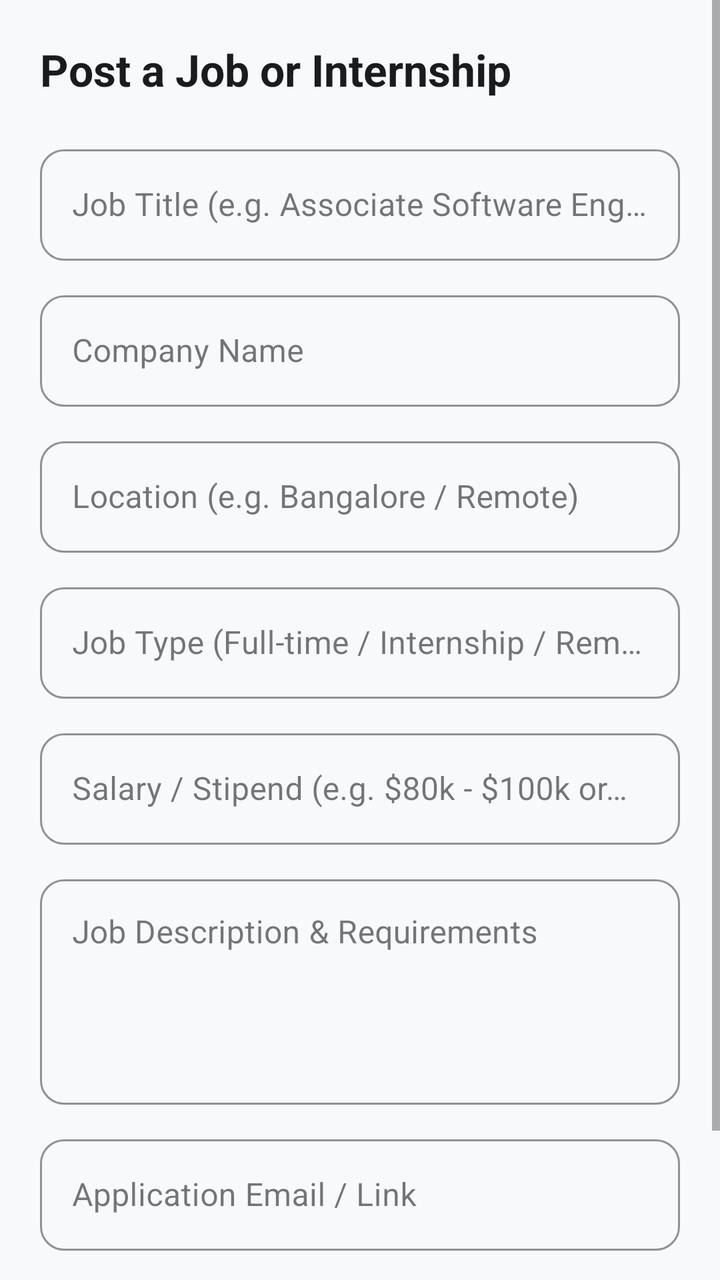
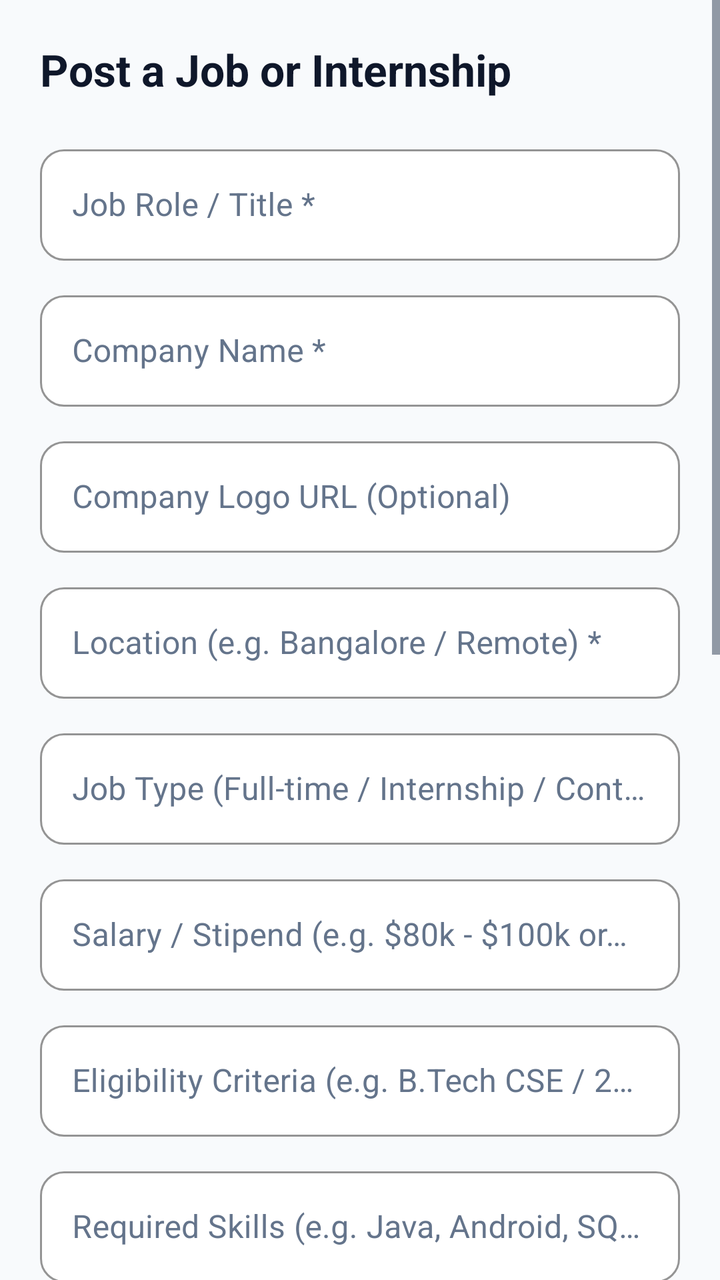

Two renders of the same Android screen: before a commit and after it. Below are the layout's source before the change and the commit's diff.
<!-- AndroidManifest.xml: application theme Theme.AlumniConnect -->
<!-- res/layout/fragment_create_job.xml -->
<?xml version="1.0" encoding="utf-8"?>
<ScrollView xmlns:android="http://schemas.android.com/apk/res/android"
    xmlns:app="http://schemas.android.com/apk/res-auto"
    android:layout_width="match_parent"
    android:layout_height="match_parent"
    android:fillViewport="true"
    android:background="@color/background">

    <androidx.constraintlayout.widget.ConstraintLayout
        android:layout_width="match_parent"
        android:layout_height="wrap_content"
        android:padding="20dp">

        <TextView
            android:id="@+id/tvTitle"
            android:layout_width="wrap_content"
            android:layout_height="wrap_content"
            android:text="Post a Job or Internship"
            android:textColor="@color/on_background"
            android:textSize="22sp"
            android:textStyle="bold"
            app:layout_constraintStart_toStartOf="parent"
            app:layout_constraintTop_toTopOf="parent" />

        <com.google.android.material.textfield.TextInputLayout
            android:id="@+id/tilJobTitle"
            style="@style/Widget.AlumniConnect.TextInputLayout"
            android:layout_width="match_parent"
            android:layout_height="wrap_content"
            android:layout_marginTop="20dp"
            android:hint="Job Title (e.g. Associate Software Engineer)"
            app:layout_constraintTop_toBottomOf="@id/tvTitle">

            <com.google.android.material.textfield.TextInputEditText
                android:id="@+id/etJobTitle"
                android:layout_width="match_parent"
                android:layout_height="wrap_content"
                android:inputType="textCapWords" />
        </com.google.android.material.textfield.TextInputLayout>

        <com.google.android.material.textfield.TextInputLayout
            android:id="@+id/tilCompany"
            style="@style/Widget.AlumniConnect.TextInputLayout"
            android:layout_width="match_parent"
            android:layout_height="wrap_content"
            android:layout_marginTop="12dp"
            android:hint="Company Name"
            app:layout_constraintTop_toBottomOf="@id/tilJobTitle">

            <com.google.android.material.textfield.TextInputEditText
                android:id="@+id/etCompany"
                android:layout_width="match_parent"
                android:layout_height="wrap_content"
                android:inputType="textCapWords" />
        </com.google.android.material.textfield.TextInputLayout>

        <com.google.android.material.textfield.TextInputLayout
            android:id="@+id/tilLocation"
            style="@style/Widget.AlumniConnect.TextInputLayout"
            android:layout_width="match_parent"
            android:layout_height="wrap_content"
            android:layout_marginTop="12dp"
            android:hint="Location (e.g. Bangalore / Remote)"
            app:layout_constraintTop_toBottomOf="@id/tilCompany">

            <com.google.android.material.textfield.TextInputEditText
                android:id="@+id/etLocation"
                android:layout_width="match_parent"
                android:layout_height="wrap_content"
                android:inputType="text" />
        </com.google.android.material.textfield.TextInputLayout>

        <com.google.android.material.textfield.TextInputLayout
            android:id="@+id/tilJobType"
            style="@style/Widget.AlumniConnect.TextInputLayout"
            android:layout_width="match_parent"
            android:layout_height="wrap_content"
            android:layout_marginTop="12dp"
            android:hint="Job Type (Full-time / Internship / Remote)"
            app:layout_constraintTop_toBottomOf="@id/tilLocation">

            <com.google.android.material.textfield.TextInputEditText
                android:id="@+id/etJobType"
                android:layout_width="match_parent"
                android:layout_height="wrap_content"
                android:inputType="text" />
        </com.google.android.material.textfield.TextInputLayout>

        <com.google.android.material.textfield.TextInputLayout
            android:id="@+id/tilSalary"
            style="@style/Widget.AlumniConnect.TextInputLayout"
            android:layout_width="match_parent"
            android:layout_height="wrap_content"
            android:layout_marginTop="12dp"
            android:hint="Salary / Stipend (e.g. $80k - $100k or 25k/mo)"
            app:layout_constraintTop_toBottomOf="@id/tilJobType">

            <com.google.android.material.textfield.TextInputEditText
                android:id="@+id/etSalary"
                android:layout_width="match_parent"
                android:layout_height="wrap_content"
                android:inputType="text" />
        </com.google.android.material.textfield.TextInputLayout>

        <com.google.android.material.textfield.TextInputLayout
            android:id="@+id/tilDescription"
            style="@style/Widget.AlumniConnect.TextInputLayout"
            android:layout_width="match_parent"
            android:layout_height="wrap_content"
            android:layout_marginTop="12dp"
            android:hint="Job Description &amp; Requirements"
            app:layout_constraintTop_toBottomOf="@id/tilSalary">

            <com.google.android.material.textfield.TextInputEditText
                android:id="@+id/etDescription"
                android:layout_width="match_parent"
                android:layout_height="wrap_content"
                android:gravity="top"
                android:inputType="textMultiLine"
                android:lines="4" />
        </com.google.android.material.textfield.TextInputLayout>

        <com.google.android.material.textfield.TextInputLayout
            android:id="@+id/tilApplyEmail"
            style="@style/Widget.AlumniConnect.TextInputLayout"
            android:layout_width="match_parent"
            android:layout_height="wrap_content"
            android:layout_marginTop="12dp"
            android:hint="Application Email / Link"
            app:layout_constraintTop_toBottomOf="@id/tilDescription">

            <com.google.android.material.textfield.TextInputEditText
                android:id="@+id/etApplyEmail"
                android:layout_width="match_parent"
                android:layout_height="wrap_content"
                android:inputType="textEmailAddress" />
        </com.google.android.material.textfield.TextInputLayout>

        <Button
            android:id="@+id/btnSubmitJob"
            style="@style/Widget.AlumniConnect.Button"
            android:layout_width="match_parent"
            android:layout_height="wrap_content"
            android:layout_marginTop="24dp"
            android:text="Publish Job Post"
            app:layout_constraintTop_toBottomOf="@id/tilApplyEmail" />

    </androidx.constraintlayout.widget.ConstraintLayout>
</ScrollView>
<!-- resources referenced by this layout -->
<resources>
  <color name="background">#F8F9FB</color>
  <color name="on_background">#191C1E</color>
  <style name="Widget.AlumniConnect.Button" parent="Widget.MaterialComponents.Button">
          <item name="cornerRadius">12dp</item>
          <item name="android:paddingTop">12dp</item>
          <item name="android:paddingBottom">12dp</item>
          <item name="android:textAllCaps">false</item>
          <item name="android:textStyle">bold</item>
      </style>
  <style name="Widget.AlumniConnect.TextInputLayout" parent="Widget.MaterialComponents.TextInputLayout.OutlinedBox">
          <item name="boxCornerRadiusTopStart">12dp</item>
          <item name="boxCornerRadiusTopEnd">12dp</item>
          <item name="boxCornerRadiusBottomStart">12dp</item>
          <item name="boxCornerRadiusBottomEnd">12dp</item>
          <item name="boxStrokeColor">@color/primary</item>
      </style>
  <style name="Theme.AlumniConnect" parent="Theme.MaterialComponents.DayNight.NoActionBar">
          
          <item name="colorPrimary">@color/primary</item>
          <item name="colorPrimaryVariant">@color/primary_variant</item>
          <item name="colorOnPrimary">@color/on_primary</item>
          
          
          <item name="colorSecondary">@color/secondary</item>
          <item name="colorSecondaryVariant">@color/secondary_variant</item>
          <item name="colorOnSecondary">@color/on_secondary</item>
          
          
          <item name="android:statusBarColor">@color/primary</item>
          <item name="android:windowLightStatusBar">false</item>
          
          
          <item name="android:windowBackground">@color/background</item>
          <item name="colorSurface">@color/surface</item>
          <item name="colorOnSurface">@color/on_surface</item>
  
          
          <item name="materialButtonStyle">@style/Widget.AlumniConnect.Button</item>
          <item name="textInputStyle">@style/Widget.AlumniConnect.TextInputLayout</item>
      </style>
  <color name="primary">#2563EB</color>
  <color name="primary_variant">#004AC6</color>
  <color name="on_primary">#FFFFFF</color>
  <color name="secondary">#505F76</color>
  <color name="secondary_variant">#38485D</color>
  <color name="on_secondary">#FFFFFF</color>
  <color name="surface">#FFFFFF</color>
  <color name="on_surface">#191C1E</color>
</resources>

<!-- the commit's change to res/layout/fragment_create_job.xml (unified diff, before → after) -->
@@ -28,7 +28,7 @@
             android:layout_width="match_parent"
             android:layout_height="wrap_content"
             android:layout_marginTop="20dp"
-            android:hint="Job Title (e.g. Associate Software Engineer)"
+            android:hint="Job Role / Title *"
             app:layout_constraintTop_toBottomOf="@id/tvTitle">
 
             <com.google.android.material.textfield.TextInputEditText
@@ -44,7 +44,7 @@
             android:layout_width="match_parent"
             android:layout_height="wrap_content"
             android:layout_marginTop="12dp"
-            android:hint="Company Name"
+            android:hint="Company Name *"
             app:layout_constraintTop_toBottomOf="@id/tilJobTitle">
 
             <com.google.android.material.textfield.TextInputEditText
@@ -55,13 +55,29 @@
         </com.google.android.material.textfield.TextInputLayout>
 
         <com.google.android.material.textfield.TextInputLayout
+            android:id="@+id/tilCompanyLogo"
+            style="@style/Widget.AlumniConnect.TextInputLayout"
+            android:layout_width="match_parent"
+            android:layout_height="wrap_content"
+            android:layout_marginTop="12dp"
+            android:hint="Company Logo URL (Optional)"
+            app:layout_constraintTop_toBottomOf="@id/tilCompany">
+
+            <com.google.android.material.textfield.TextInputEditText
+                android:id="@+id/etCompanyLogo"
+                android:layout_width="match_parent"
+                android:layout_height="wrap_content"
+                android:inputType="textUri" />
+        </com.google.android.material.textfield.TextInputLayout>
+
+        <com.google.android.material.textfield.TextInputLayout
             android:id="@+id/tilLocation"
             style="@style/Widget.AlumniConnect.TextInputLayout"
             android:layout_width="match_parent"
             android:layout_height="wrap_content"
             android:layout_marginTop="12dp"
-            android:hint="Location (e.g. Bangalore / Remote)"
-            app:layout_constraintTop_toBottomOf="@id/tilCompany">
+            android:hint="Location (e.g. Bangalore / Remote) *"
+            app:layout_constraintTop_toBottomOf="@id/tilCompanyLogo">
 
             <com.google.android.material.textfield.TextInputEditText
                 android:id="@+id/etLocation"
@@ -76,7 +92,7 @@
             android:layout_width="match_parent"
             android:layout_height="wrap_content"
             android:layout_marginTop="12dp"
-            android:hint="Job Type (Full-time / Internship / Remote)"
+            android:hint="Job Type (Full-time / Internship / Contract)"
             app:layout_constraintTop_toBottomOf="@id/tilLocation">
 
             <com.google.android.material.textfield.TextInputEditText
@@ -103,13 +119,77 @@
         </com.google.android.material.textfield.TextInputLayout>
 
         <com.google.android.material.textfield.TextInputLayout
+            android:id="@+id/tilEligibility"
+            style="@style/Widget.AlumniConnect.TextInputLayout"
+            android:layout_width="match_parent"
+            android:layout_height="wrap_content"
+            android:layout_marginTop="12dp"
+            android:hint="Eligibility Criteria (e.g. B.Tech CSE / 2024 Grad)"
+            app:layout_constraintTop_toBottomOf="@id/tilSalary">
+
+            <com.google.android.material.textfield.TextInputEditText
+                android:id="@+id/etEligibility"
+                android:layout_width="match_parent"
+                android:layout_height="wrap_content"
+                android:inputType="text" />
+        </com.google.android.material.textfield.TextInputLayout>
+
+        <com.google.android.material.textfield.TextInputLayout
+            android:id="@+id/tilSkillsRequired"
+            style="@style/Widget.AlumniConnect.TextInputLayout"
+            android:layout_width="match_parent"
+            android:layout_height="wrap_content"
+            android:layout_marginTop="12dp"
+            android:hint="Required Skills (e.g. Java, Android, SQL, Git)"
+            app:layout_constraintTop_toBottomOf="@id/tilEligibility">
+
+            <com.google.android.material.textfield.TextInputEditText
+                android:id="@+id/etSkillsRequired"
+                android:layout_width="match_parent"
+                android:layout_height="wrap_content"
+                android:inputType="text" />
+        </com.google.android.material.textfield.TextInputLayout>
+
+        <com.google.android.material.textfield.TextInputLayout
+            android:id="@+id/tilExperienceRequired"
+            style="@style/Widget.AlumniConnect.TextInputLayout"
+            android:layout_width="match_parent"
+            android:layout_height="wrap_content"
+            android:layout_marginTop="12dp"
+            android:hint="Experience Required (e.g. 0-2 years / Freshers)"
+            app:layout_constraintTop_toBottomOf="@id/tilSkillsRequired">
+
+            <com.google.android.material.textfield.TextInputEditText
+                android:id="@+id/etExperienceRequired"
+                android:layout_width="match_parent"
+                android:layout_height="wrap_content"
+                android:inputType="text" />
+        </com.google.android.material.textfield.TextInputLayout>
+
+        <com.google.android.material.textfield.TextInputLayout
+            android:id="@+id/tilApplicationDeadline"
+            style="@style/Widget.AlumniConnect.TextInputLayout"
+            android:layout_width="match_parent"
+            android:layout_height="wrap_content"
+            android:layout_marginTop="12dp"
+            android:hint="Last Application Date (e.g. 2026-08-30)"
+            app:layout_constraintTop_toBottomOf="@id/tilExperienceRequired">
+
+            <com.google.android.material.textfield.TextInputEditText
+                android:id="@+id/etApplicationDeadline"
+                android:layout_width="match_parent"
+                android:layout_height="wrap_content"
+                android:inputType="text" />
+        </com.google.android.material.textfield.TextInputLayout>
+
+        <com.google.android.material.textfield.TextInputLayout
             android:id="@+id/tilDescription"
             style="@style/Widget.AlumniConnect.TextInputLayout"
             android:layout_width="match_parent"
             android:layout_height="wrap_content"
             android:layout_marginTop="12dp"
-            android:hint="Job Description &amp; Requirements"
-            app:layout_constraintTop_toBottomOf="@id/tilSalary">
+            android:hint="Job Description *"
+            app:layout_constraintTop_toBottomOf="@id/tilApplicationDeadline">
 
             <com.google.android.material.textfield.TextInputEditText
                 android:id="@+id/etDescription"
@@ -121,13 +201,29 @@
         </com.google.android.material.textfield.TextInputLayout>
 
         <com.google.android.material.textfield.TextInputLayout
+            android:id="@+id/tilApplicationLink"
+            style="@style/Widget.AlumniConnect.TextInputLayout"
+            android:layout_width="match_parent"
+            android:layout_height="wrap_content"
+            android:layout_marginTop="12dp"
+            android:hint="External Application Link (Optional)"
+            app:layout_constraintTop_toBottomOf="@id/tilDescription">
+
+            <com.google.android.material.textfield.TextInputEditText
+                android:id="@+id/etApplicationLink"
+                android:layout_width="match_parent"
+                android:layout_height="wrap_content"
+                android:inputType="textUri" />
+        </com.google.android.material.textfield.TextInputLayout>
+
+        <com.google.android.material.textfield.TextInputLayout
             android:id="@+id/tilApplyEmail"
             style="@style/Widget.AlumniConnect.TextInputLayout"
             android:layout_width="match_parent"
             android:layout_height="wrap_content"
             android:layout_marginTop="12dp"
-            android:hint="Application Email / Link"
-            app:layout_constraintTop_toBottomOf="@id/tilDescription">
+            android:hint="Contact / Notification Email (Optional)"
+            app:layout_constraintTop_toBottomOf="@id/tilApplicationLink">
 
             <com.google.android.material.textfield.TextInputEditText
                 android:id="@+id/etApplyEmail"
@@ -135,6 +231,53 @@
                 android:layout_height="wrap_content"
                 android:inputType="textEmailAddress" />
         </com.google.android.material.textfield.TextInputLayout>
+
+        
+        <TextView
+            android:id="@+id/tvTargetAudienceLabel"
+            android:layout_width="wrap_content"
+            android:layout_height="wrap_content"
+            android:layout_marginTop="16dp"
+            android:text="Target Audience"
+            android:textColor="@color/on_surface"
+            android:textSize="14sp"
+            android:textStyle="bold"
+            app:layout_constraintStart_toStartOf="parent"
+            app:layout_constraintTop_toBottomOf="@id/tilApplyEmail" />
+
+        <RadioGroup
+            android:id="@+id/rgTargetAudience"
+            android:layout_width="match_parent"
+            android:layout_height="wrap_content"
+            android:layout_marginTop="6dp"
+            android:orientation="horizontal"
+            app:layout_constraintTop_toBottomOf="@id/tvTargetAudienceLabel">
+
+            <RadioButton
+                android:id="@+id/rbAudienceAll"
+                android:layout_width="0dp"
+                android:layout_height="wrap_content"
+                android:layout_weight="1"
+                android:checked="true"
+                android:text="Both"
+                android:textColor="#0F172A" />
+
+            <RadioButton
+                android:id="@+id/rbAudienceStudents"
+                android:layout_width="0dp"
+                android:layout_height="wrap_content"
+                android:layout_weight="1"
+                android:text="Students Only"
+                android:textColor="#0F172A" />
+
+            <RadioButton
+                android:id="@+id/rbAudienceAlumni"
+                android:layout_width="0dp"
+                android:layout_height="wrap_content"
+                android:layout_weight="1"
+                android:text="Alumni Only"
+                android:textColor="#0F172A" />
+        </RadioGroup>
 
         <Button
             android:id="@+id/btnSubmitJob"
@@ -143,7 +286,7 @@
             android:layout_height="wrap_content"
             android:layout_marginTop="24dp"
             android:text="Publish Job Post"
-            app:layout_constraintTop_toBottomOf="@id/tilApplyEmail" />
+            app:layout_constraintTop_toBottomOf="@id/rgTargetAudience" />
 
     </androidx.constraintlayout.widget.ConstraintLayout>
 </ScrollView>
<!-- resource entries referenced after the edit -->
@@ -1,7 +1,7 @@
 <!-- resources referenced by this layout -->
 <resources>
-  <color name="background">#F8F9FB</color>
-  <color name="on_background">#191C1E</color>
+  <color name="background">#F8FAFC</color>
+  <color name="on_background">#0F172A</color>
   <style name="Widget.AlumniConnect.Button" parent="Widget.MaterialComponents.Button">
           <item name="cornerRadius">12dp</item>
           <item name="android:paddingTop">12dp</item>
@@ -15,8 +15,11 @@
           <item name="boxCornerRadiusBottomStart">12dp</item>
           <item name="boxCornerRadiusBottomEnd">12dp</item>
           <item name="boxStrokeColor">@color/primary</item>
+          <item name="boxBackgroundColor">@color/surface</item>
+          <item name="hintTextColor">@color/primary</item>
+          <item name="android:textColorHint">@color/input_hint</item>
       </style>
-  <style name="Theme.AlumniConnect" parent="Theme.MaterialComponents.DayNight.NoActionBar">
+  <style name="Theme.AlumniConnect" parent="Theme.MaterialComponents.Light.NoActionBar">
           
           <item name="colorPrimary">@color/primary</item>
           <item name="colorPrimaryVariant">@color/primary_variant</item>
@@ -35,18 +38,31 @@
           <item name="android:windowBackground">@color/background</item>
           <item name="colorSurface">@color/surface</item>
           <item name="colorOnSurface">@color/on_surface</item>
+          <item name="android:textColor">@color/on_background</item>
+          <item name="android:textColorPrimary">@color/on_background</item>
+          <item name="android:textColorSecondary">@color/on_surface_variant</item>
+  
+          
+          <item name="editTextColor">@color/input_text</item>
+          <item name="android:textColorHint">@color/input_hint</item>
+  
+          
+          <item name="cardBackgroundColor">@color/surface</item>
   
           
           <item name="materialButtonStyle">@style/Widget.AlumniConnect.Button</item>
           <item name="textInputStyle">@style/Widget.AlumniConnect.TextInputLayout</item>
       </style>
   <color name="primary">#2563EB</color>
-  <color name="primary_variant">#004AC6</color>
+  <color name="primary_variant">#1D4ED8</color>
   <color name="on_primary">#FFFFFF</color>
-  <color name="secondary">#505F76</color>
-  <color name="secondary_variant">#38485D</color>
+  <color name="secondary">#475569</color>
+  <color name="secondary_variant">#334155</color>
   <color name="on_secondary">#FFFFFF</color>
+  <color name="on_surface_variant">#334155</color>
+  <color name="input_text">#0F172A</color>
   <color name="surface">#FFFFFF</color>
-  <color name="on_surface">#191C1E</color>
+  <color name="input_hint">#64748B</color>
+  <color name="on_surface">#1E293B</color>
 </resources>
 
